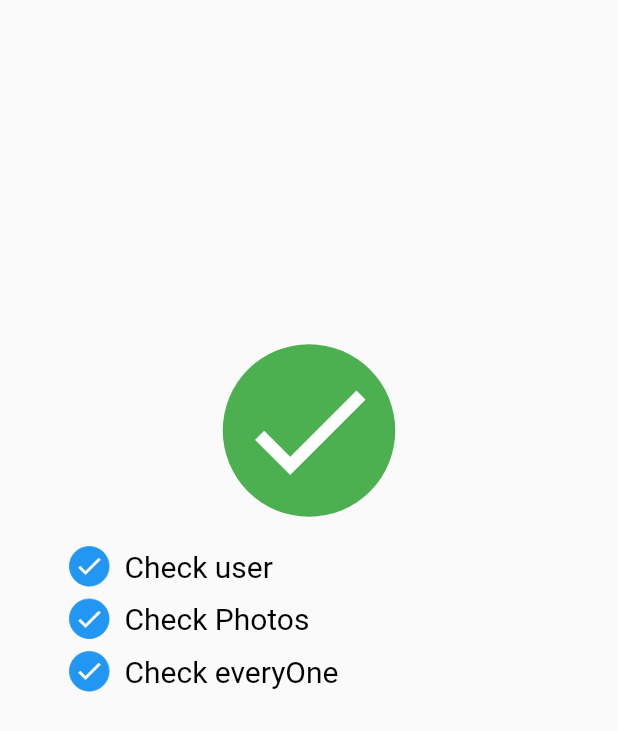
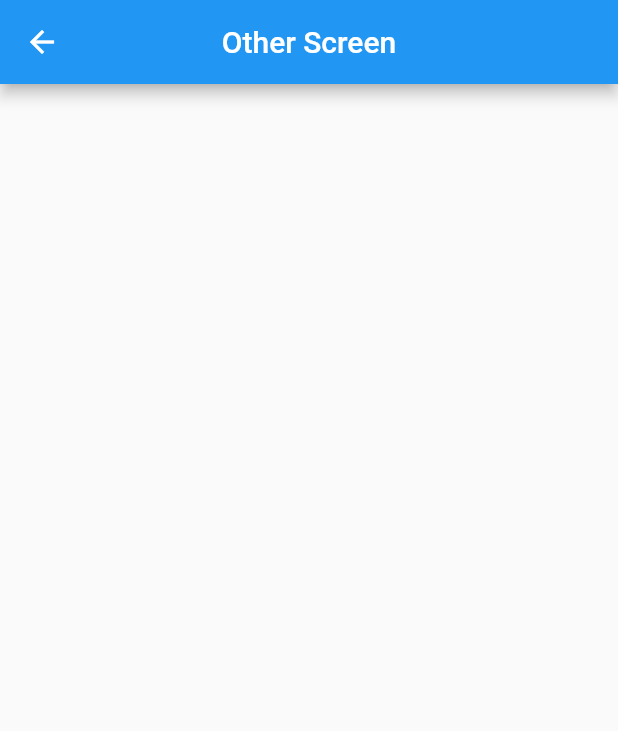
Before and after one commit to taylanyildiz/Flutter-Circular-Indicator-Loading, a Flutter app: the screen it shows after launch, on a phone screen of 412 x 824 dp. Shown: the top 731 px of the screen. Run offline on Flutter 3.47's test engine with Material 2 defaults, Android fonts, the light colour scheme and no system bars.

Commit message:
completed function added

```diff
--- a/lib/screens/home_screen.dart
+++ b/lib/screens/home_screen.dart
@@ -1,4 +1,5 @@
 import 'package:flutter/material.dart';
+import 'package:flutter_circular_indicator_loading/screens/screen.dart';
 import '../widgets/widget.dart';
 
 class HomeScreen extends StatefulWidget {
@@ -32,6 +33,8 @@ class _HomeScreenState extends State<HomeScreen> with TickerProviderStateMixin {
                     'Check Photos',
                     'Check everyOne',
                   ],
+                  setCheck: () => Navigator.push(context,
+                      MaterialPageRoute(builder: (context) => OtherScreen())),
                 ),
               ],
             ),
--- /dev/null
+++ b/lib/screens/other_screen.dart
@@ -0,0 +1,18 @@
+import 'package:flutter/material.dart';
+
+class OtherScreen extends StatefulWidget {
+  @override
+  _OtherScreenState createState() => _OtherScreenState();
+}
+
+class _OtherScreenState extends State<OtherScreen> {
+  @override
+  Widget build(BuildContext context) {
+    return Scaffold(
+      appBar: AppBar(
+        title: Text('Other Screen'),
+        centerTitle: true,
+      ),
+    );
+  }
+}
--- a/lib/screens/screen.dart
+++ b/lib/screens/screen.dart
@@ -1 +1,2 @@
 export 'home_screen.dart';
+export 'other_screen.dart';
```
Also changed, not shown: lib/widgets/loading_indicator.dart (+18 -1 lines), 1 other file.
